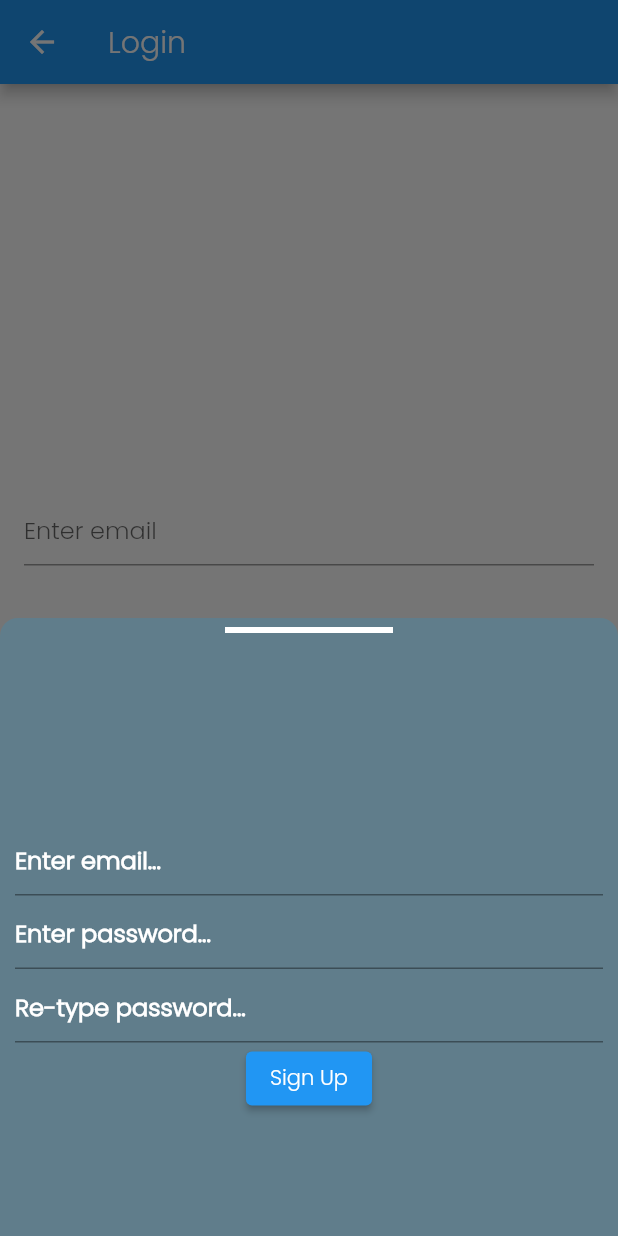
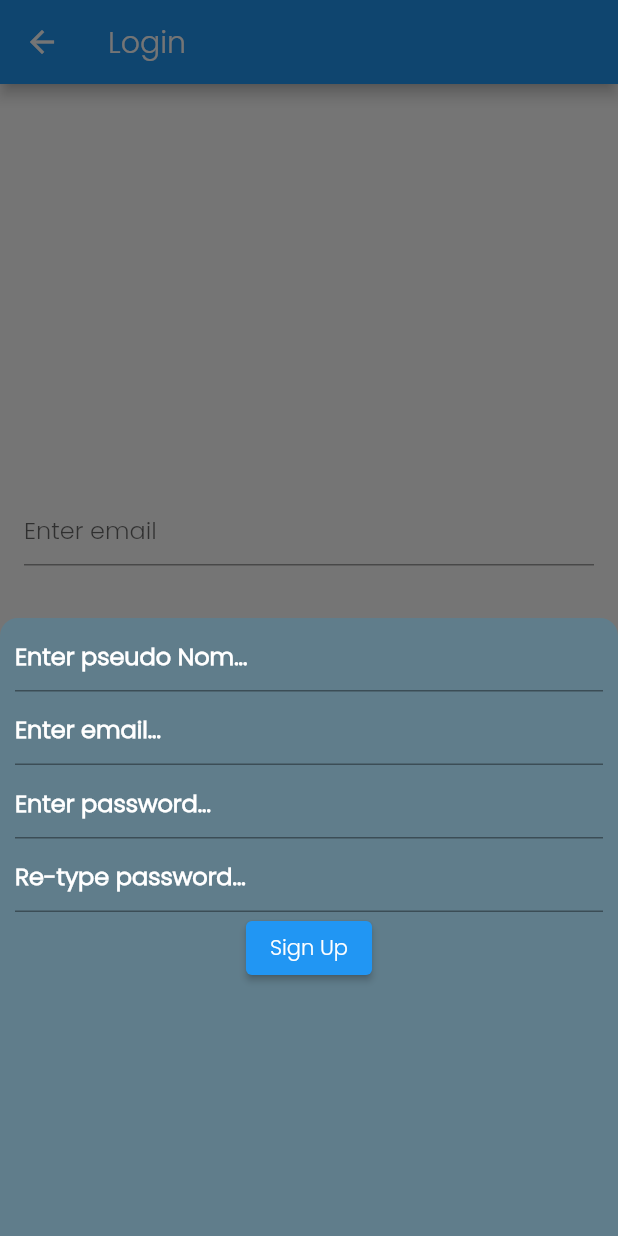
Before and after one commit to HabibLewhe/CookingApp_project, a Flutter app: the LoginScreenDemo screen opened directly, after a tap on "Sign Up", on a phone screen of 412 x 824 dp. Run offline on Flutter 3.47's test engine with Material 2 defaults, Android fonts, the phone set to English and light mode, and no system bars; our stand-ins replace cloud_firestore, device_info_plus, eva_icons_flutter, firebase_auth, firebase_core, firebase_storage and 4 more; accounts and stored records are empty; network calls fail.

Commit message:
ajouter champ nom sur la partie inscription

```diff
--- a/cookingbook_app/lib/screens/LoginScreenDemo.dart
+++ b/cookingbook_app/lib/screens/LoginScreenDemo.dart
@@ -21,6 +21,7 @@ class _LoginScreenDemoState extends State<LoginScreenDemo> {
   TextEditingController userEmailController = TextEditingController();
   TextEditingController userPassWordConfirmController = TextEditingController();
   TextEditingController userPasswordController = TextEditingController();
+  TextEditingController pseudoNomController = TextEditingController();
   Authentication auth = Authentication();
   late String signInMethod;
 
@@ -101,7 +102,8 @@ class _LoginScreenDemoState extends State<LoginScreenDemo> {
               ),
               GestureDetector(
                 onTap: () {
-                  auth.signInWithGoogle().whenComplete(() {
+                  auth.signInWithGoogle().then((user) {
+                    if (user != null) {
                       setState(() {
                         signInMethod = "google";
                       });
@@ -116,13 +118,36 @@ class _LoginScreenDemoState extends State<LoginScreenDemo> {
                           behavior: SnackBarBehavior.floating,
                         ),
                       );
-
                       Navigator.pushReplacement(
                           context,
                           PageTransition(
-                            child: LoginSuccessTest(signInMethod: signInMethod),
-                            type: PageTransitionType.leftToRight));
+                              child:
+                                  LoginSuccessTest(signInMethod: signInMethod),
+                              type: PageTransitionType.bottomToTop));
+                    }
                   });
+                  // auth.signInWithGoogle().whenComplete(() {
+                  //   setState(() {
+                  //     signInMethod = "google";
+                  //   });
+                  //   ScaffoldMessenger.of(context).showSnackBar(
+                  //     SnackBar(
+                  //       content: Center(
+                  //           child: Text(
+                  //         "Login succes with Google Account ! ",
+                  //         textAlign: TextAlign.center,
+                  //       )),
+                  //       duration: Duration(seconds: 2),
+                  //       behavior: SnackBarBehavior.floating,
+                  //     ),
+                  //   );
+
+                  //   Navigator.pushReplacement(
+                  //       context,
+                  //       PageTransition(
+                  //           child: LoginSuccessTest(signInMethod: signInMethod),
+                  //           type: PageTransitionType.leftToRight));
+                  // });
                 },
                 child: Icon(
                   EvaIcons.google,
@@ -154,15 +179,20 @@ class _LoginScreenDemoState extends State<LoginScreenDemo> {
                 child: Column(
                   children: [
                     Padding(
-                      padding: const EdgeInsets.symmetric(horizontal: 150.0),
-                      child: Divider(
-                        thickness: 4.0,
+                      padding: const EdgeInsets.symmetric(horizontal: 10.0),
+                      child: TextField(
+                        controller: pseudoNomController,
+                        decoration: InputDecoration(
+                            hintText: 'Enter pseudo Nom...',
+                            hintStyle: TextStyle(
                                 color: Colors.white,
+                                fontWeight: FontWeight.bold,
+                                fontSize: 16.0)),
+                        style: TextStyle(
+                            color: Colors.white,
+                            fontWeight: FontWeight.bold,
+                            fontSize: 18.0),
                       ),
-                    ),
-                    CircleAvatar(
-                      backgroundColor: Colors.transparent,
-                      radius: 60.0,
                     ),
                     Padding(
                       padding: const EdgeInsets.symmetric(horizontal: 10.0),
@@ -233,6 +263,7 @@ class _LoginScreenDemoState extends State<LoginScreenDemo> {
                                   await auth.signUp(
                                       userEmail: userEmailController.text,
                                       password: userPasswordController.text,
+                                      pseudoNom: pseudoNomController.text,
                                       context: context);
                                   if (authFirebase.currentUser != null) {
                                     Navigator.push(
```
Also changed, not shown: cookingbook_app/lib/screens/DetailRecetteDemo.dart (+57 -20 lines), cookingbook_app/lib/screens/LoginSuccessTest.dart (+31 -31 lines), cookingbook_app/lib/screens/SearchScreen.dart (+23 -0 lines), cookingbook_app/lib/services/Authentication.dart (+16 -8 lines), cookingbook_app/lib/services/FireStoreService.dart (+16 -10 lines). Lines whose indentation alone changed are shown as unchanged.
